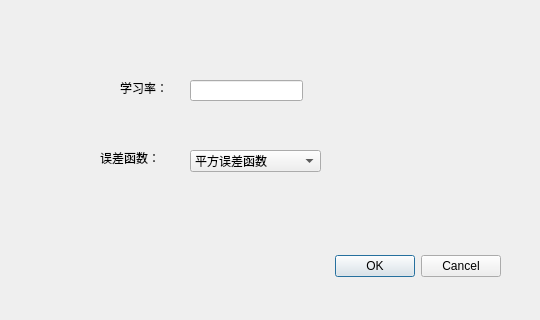
Before: the Qt Designer form code/src/view/ConfigView.ui in zjuliangxun/Visualized-Neural-Networks, drawn with Qt 5.
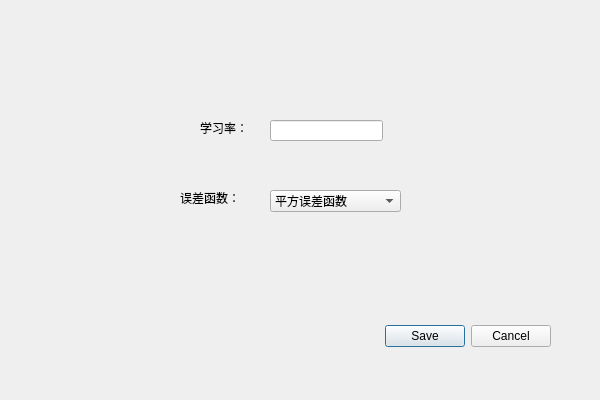
After: the same form once the commit is applied.

```diff
--- a/code/src/view/ConfigView.ui
+++ b/code/src/view/ConfigView.ui
@@ -6,8 +6,8 @@
    <rect>
     <x>0</x>
     <y>0</y>
-    <width>540</width>
-    <height>320</height>
+    <width>600</width>
+    <height>400</height>
    </rect>
   </property>
   <property name="windowTitle">
@@ -16,8 +16,8 @@
   <widget class="QDialogButtonBox" name="buttonBox">
    <property name="geometry">
     <rect>
-     <x>160</x>
-     <y>250</y>
+     <x>210</x>
+     <y>320</y>
      <width>341</width>
      <height>32</height>
     </rect>
@@ -26,24 +26,14 @@
     <enum>Qt::Horizontal</enum>
    </property>
    <property name="standardButtons">
-    <set>QDialogButtonBox::Cancel|QDialogButtonBox::Ok</set>
-   </property>
-  </widget>
-  <widget class="QLineEdit" name="lineEdit">
-   <property name="geometry">
-    <rect>
-     <x>190</x>
-     <y>80</y>
-     <width>113</width>
-     <height>21</height>
-    </rect>
+    <set>QDialogButtonBox::Cancel|QDialogButtonBox::Save</set>
    </property>
   </widget>
   <widget class="QComboBox" name="comboBox">
    <property name="geometry">
     <rect>
-     <x>190</x>
-     <y>150</y>
+     <x>270</x>
+     <y>190</y>
      <width>131</width>
      <height>22</height>
     </rect>
@@ -62,8 +52,8 @@
   <widget class="QLabel" name="label">
    <property name="geometry">
     <rect>
-     <x>120</x>
-     <y>80</y>
+     <x>200</x>
+     <y>120</y>
      <width>72</width>
      <height>15</height>
     </rect>
@@ -72,11 +62,21 @@
     <string>学习率：</string>
    </property>
   </widget>
+  <widget class="QLineEdit" name="lineEdit">
+   <property name="geometry">
+    <rect>
+     <x>270</x>
+     <y>120</y>
+     <width>113</width>
+     <height>21</height>
+    </rect>
+   </property>
+  </widget>
   <widget class="QLabel" name="label_2">
    <property name="geometry">
     <rect>
-     <x>100</x>
-     <y>150</y>
+     <x>180</x>
+     <y>190</y>
      <width>72</width>
      <height>15</height>
     </rect>
```
Left out of the diff: 3 changed lines with no effect on the pictures.
